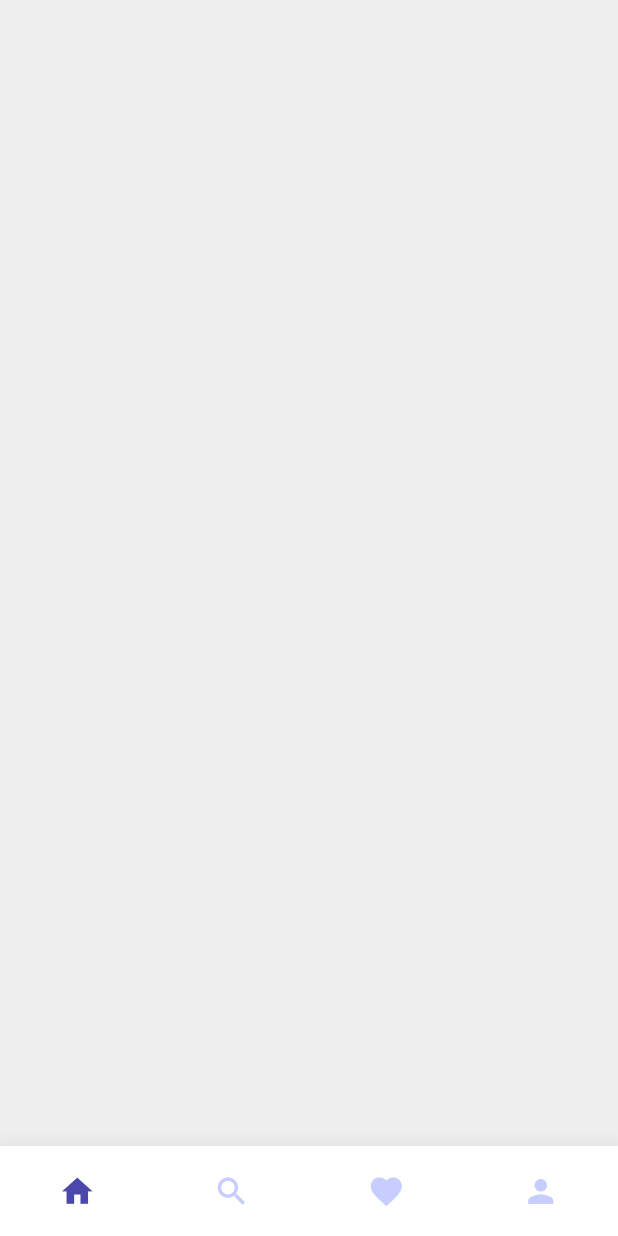
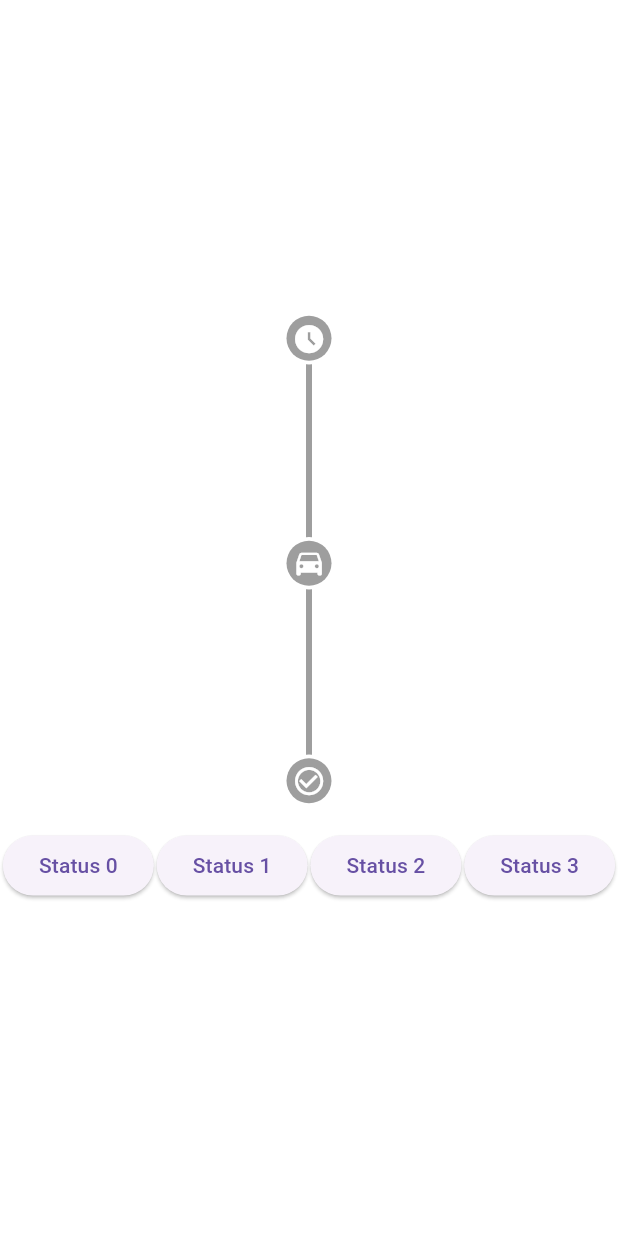
Before and after one commit to RogaJedi/work_1, a Flutter app: the screen it shows after launch, on a phone screen of 412 x 824 dp. Run offline on Flutter 3.47's test engine with Material 3 defaults, Android fonts, the phone set to English and light mode, and no system bars; our stand-ins replace flutter_bloc.

Commit message:
finished status tracker

```diff
--- a/lib/api_service.dart
+++ b/lib/api_service.dart
@@ -2,12 +2,16 @@ abstract class ApiService {
   Future<void> addToFavorites(String productId);
   Future<void> removeFromFavorites(String productId);
   Future<List<String>> getFavoriteIds();
+
+  Future<void> updateStatus(String orderId, int status);
+  Future<int> getStatus(String orderId);
 }
 
-// Create a mock implementation for testing
 class MockApiService implements ApiService {
-  // Simulate a database/storage
+
   final Set<String> _favoriteIds = {};
+
+  final Map<String, int> _orderStatus = {};
 
 
   @override
@@ -25,13 +29,21 @@ class MockApiService implements ApiService {
     return _favoriteIds.toList();
   }
 
-  // Helper method to check if a product is favorited
   Future<bool> isFavorite(String productId) async {
     return _favoriteIds.contains(productId);
   }
 
-  // Helper method to clear all favorites (for testing)
   Future<void> clearFavorites() async {
     _favoriteIds.clear();
   }
+
+  @override
+  Future<void> updateStatus(String orderId, int status) async {
+    _orderStatus[orderId] = status;
+  }
+
+  @override
+  Future<int> getStatus(String orderId) async {
+    return _orderStatus[orderId] ?? 0;
+  }
 }
--- a/lib/main.dart
+++ b/lib/main.dart
@@ -1,4 +1,5 @@
 import 'package:flutter/material.dart';
+import 'package:flutter_bloc/flutter_bloc.dart';
 import 'package:work_1/api_service.dart';
 import 'package:work_1/big_card/big_card.dart';
 import 'package:work_1/buttons/cancel.dart';
@@ -7,6 +8,9 @@ import 'package:work_1/custom_bottom_bar/custom_bottom_bar.dart';
 import 'package:work_1/product.dart';
 import 'package:work_1/product_card/product_card.dart';
 import 'package:work_1/product_carousel/product_carousel.dart';
+import 'package:work_1/status_track/ST_SM/ST_Bloc.dart';
+import 'package:work_1/status_track/ST_SM/ST_Event.dart';
+import 'package:work_1/status_track/status_track.dart';
 
 
 
@@ -83,7 +87,8 @@ class MyHomePage extends StatelessWidget {
   @override
   Widget build(BuildContext context) {
     return Scaffold(
-      backgroundColor: Color(0xFFEEEEEE),
+      //Color(0xFFEEEEEE)
+      backgroundColor: Colors.white,
       body: Stack(
         children: [
           Center(
@@ -125,6 +130,55 @@ class MyHomePage extends StatelessWidget {
                     )
                      */
 
+                  BlocProvider(
+                    create: (context) => StatusTrackBloc(
+                      apiService: apiService,
+                      orderId: "0",
+                    )..add(InitializeTrackStatus()),
+                    child: Builder(
+                      builder: (context) => Column(
+                        children: [
+                          StatusTrack(
+                            activeTrackColor: Color(0xFF4B48AC),
+                            inactiveTrackColor: Colors.grey,
+                            apiService: apiService,
+                            orderId: "0",
+                          ),
+                          SizedBox(height: 30),
+                          Row(
+                            mainAxisAlignment: MainAxisAlignment.spaceEvenly,
+                            children: [
+                              ElevatedButton(
+                                onPressed: () {
+                                  context.read<StatusTrackBloc>().add(UpdateTrackStatus(0));
+                                },
+                                child: Text('Status 0'),
+                              ),
+                              ElevatedButton(
+                                onPressed: () {
+                                  context.read<StatusTrackBloc>().add(UpdateTrackStatus(1));
+                                },
+                                child: Text('Status 1'),
+                              ),
+                              ElevatedButton(
+                                onPressed: () {
+                                  context.read<StatusTrackBloc>().add(UpdateTrackStatus(2));
+                                },
+                                child: Text('Status 2'),
+                              ),
+                              ElevatedButton(
+                                onPressed: () {
+                                  context.read<StatusTrackBloc>().add(UpdateTrackStatus(3));
+                                },
+                                child: Text('Status 3'),
+                              ),
+                            ],
+                          )
+                        ],
+                      ),
+                    ),
+                  ),
+
 
 
 
@@ -133,6 +187,7 @@ class MyHomePage extends StatelessWidget {
           )
         ],
       ),
+      /*
       bottomNavigationBar: CustomBottomBar(
         icons: const [
           Icons.home,
@@ -147,6 +202,8 @@ class MyHomePage extends StatelessWidget {
         unselectedColor: Color(0xFFC8CDFF),
         splashColor: Color(0xFF6E66FE),
       ),
+
+       */
     );
   }
 }
--- /dev/null
+++ b/lib/status_track/ST_SM/ST_Bloc.dart
@@ -0,0 +1,38 @@
+import 'package:flutter_bloc/flutter_bloc.dart';
+
+import '../../api_service.dart';
+import 'ST_Event.dart';
+import 'ST_State.dart';
+
+class StatusTrackBloc extends Bloc<StatusTrackEvent, StatusTrackState> {
+  final ApiService apiService;
+  final String orderId;
+
+  StatusTrackBloc({
+    required this.apiService,
+    required this.orderId,
+  }) : super(StatusTrackState()) {
+    on<InitializeTrackStatus>(_onInitialize);
+    on<UpdateTrackStatus>(_onUpdateStatus);
+  }
+
+  Future<void> _onInitialize(
+      InitializeTrackStatus event,
+      Emitter<StatusTrackState> emit,
+      ) async {
+    final status = await apiService.getStatus(orderId);
+    emit(state.copyWith(
+      currentStatus: status,
+    ));
+  }
+
+  Future<void> _onUpdateStatus(
+      UpdateTrackStatus event,
+      Emitter<StatusTrackState> emit,
+      ) async {
+    await apiService.updateStatus(orderId, event.status);
+    emit(state.copyWith(
+      currentStatus: event.status,
+    ));
+  }
+}
--- /dev/null
+++ b/lib/status_track/ST_SM/ST_Event.dart
@@ -0,0 +1,8 @@
+abstract class StatusTrackEvent {}
+
+class InitializeTrackStatus extends StatusTrackEvent {}
+
+class UpdateTrackStatus extends StatusTrackEvent {
+  final int status;
+  UpdateTrackStatus(this.status);
+}
--- /dev/null
+++ b/lib/status_track/ST_SM/ST_State.dart
@@ -0,0 +1,15 @@
+class StatusTrackState {
+  final int currentStatus;
+
+  StatusTrackState({
+    this.currentStatus = 0,
+  });
+
+  StatusTrackState copyWith({
+    int? currentStatus,
+  }) {
+    return StatusTrackState(
+      currentStatus: currentStatus ?? this.currentStatus,
+    );
+  }
+}
--- /dev/null
+++ b/lib/status_track/status_track.dart
@@ -0,0 +1,163 @@
+import 'package:flutter/material.dart';
+import 'package:flutter_bloc/flutter_bloc.dart';
+
+import '../api_service.dart';
+import 'ST_SM/ST_Bloc.dart';
+import 'ST_SM/ST_State.dart';
+
+class StatusTrack extends StatelessWidget {
+  final List<IconData> icons;
+  final Color inactiveTrackColor;
+  final Color activeTrackColor;
+  final double conWidth = 4;
+  final double cirSize = 30;
+  final String orderId;
+  final ApiService apiService;
+
+  StatusTrack({
+   super.key,
+   this.icons = const [
+     Icons.access_time_filled,
+     Icons.time_to_leave,
+     Icons.check_circle_outline
+   ],
+    required this.inactiveTrackColor,
+    required this.activeTrackColor,
+    required this.orderId,
+    required this.apiService
+  });
+
+  @override
+  Widget build(BuildContext context) {
+    return BlocBuilder<StatusTrackBloc, StatusTrackState> (
+        builder: (context, state) {
+          return Center(
+            child: Stack(
+              clipBehavior: Clip.none,
+              alignment: Alignment.center,
+              children: [
+                Container(
+                  height: 300,
+                  child: Column(
+                    children: [
+
+                      //status 1-2
+                      Expanded(
+                        child: Container(
+                          color: state.currentStatus >= 1
+                              ? activeTrackColor
+                              : inactiveTrackColor,
+                          width: conWidth,
+                        ),
+                      ),
+
+                      //status 2-3
+                      Expanded(
+                        child: Container(
+                          color: state.currentStatus >= 2
+                              ? activeTrackColor
+                              : inactiveTrackColor,
+                          width: conWidth,
+                        ),
+                      ),
+                    ],
+                  ),
+                ),
+
+                //status 1 indicator
+                Positioned(
+                  top: 0 - cirSize/2,
+                  child: Container(
+                    width: cirSize + 5,
+                    height: cirSize + 5,
+                    decoration: const BoxDecoration(
+                      color: Colors.white,
+                      shape: BoxShape.circle,
+                    ),
+                    child: Center(
+                      child: Container(
+                        width: cirSize,
+                        height: cirSize,
+                        decoration: BoxDecoration(
+                          color: state.currentStatus >= 1
+                              ? activeTrackColor
+                              : inactiveTrackColor,
+                          shape: BoxShape.circle,
+                        ),
+                        child: Icon(
+                          icons[0],
+                          size: 22.5,
+                          color: Colors.white,
+                        ),
+                      ),
+                    ),
+                  ),
+                ),
+
+                //status 2 indicator
+                Positioned(
+                  top: 150 - cirSize/2,
+                  child: Container(
+                    width: cirSize + 5,
+                    height: cirSize + 5,
+                    decoration: const BoxDecoration(
+                      color: Colors.white,
+                      shape: BoxShape.circle,
+                    ),
+                    child: Center(
+                      child: Container(
+                        width: cirSize,
+                        height: cirSize,
+                        decoration: BoxDecoration(
+                          color: state.currentStatus >= 2
+                              ? activeTrackColor
+                              : inactiveTrackColor,
+                          shape: BoxShape.circle,
+                        ),
+                        child: Icon(
+                          icons[1],
+                          size: 22.5,
+                          color: Colors.white,
+                        ),
+                      ),
+                    ),
+                  ),
+                ),
+
+                //status 3 indicator
+                Positioned(
+                  bottom: 0 - cirSize/2,
+                  child: Container(
+                    width: cirSize + 5,
+                    height: cirSize + 5,
+                    decoration: const BoxDecoration(
+                      color: Colors.white,
+                      shape: BoxShape.circle,
+                    ),
+                    child: Center(
+                      child: Container(
+                        width: cirSize,
+                        height: cirSize,
+                        decoration: BoxDecoration(
+                          color: state.currentStatus >= 3
+                              ? activeTrackColor
+                              : inactiveTrackColor,
+                          shape: BoxShape.circle,
+                        ),
+                        child: Icon(
+                          icons[2],
+                          size: 22.5,
+                          color: Colors.white,
+                        ),
+                      ),
+                    ),
+                  ),
+                ),
+
+              ],
+            ),
+          );
+        }
+    );
+  }
+}
```
Also changed, not shown: 125 other files.
